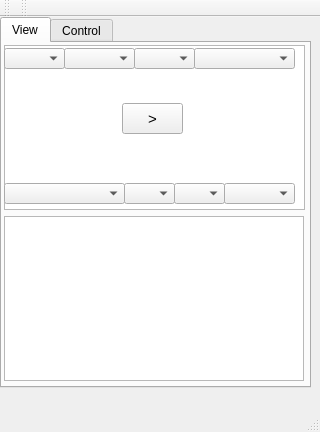
Above: mainwindow.ui from klangobjekte/CameraRemote before the change. Below: the same form after it.
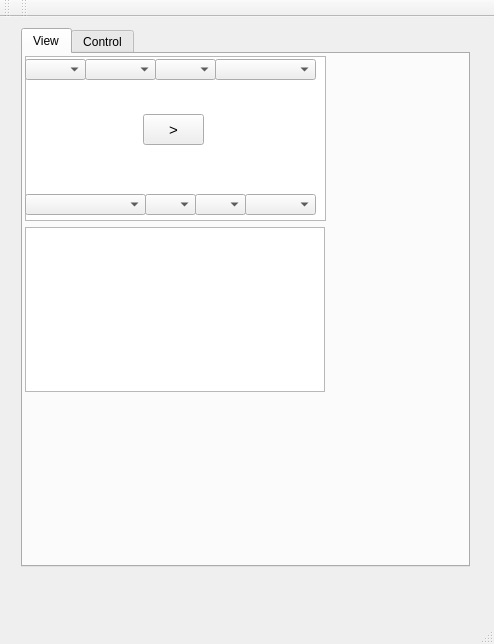
That is the form after the change.

```diff
--- a/mainwindow.ui
+++ b/mainwindow.ui
@@ -6,8 +6,8 @@
    <rect>
     <x>0</x>
     <y>0</y>
-    <width>320</width>
-    <height>432</height>
+    <width>494</width>
+    <height>644</height>
    </rect>
   </property>
   <property name="sizePolicy">
@@ -26,15 +26,18 @@
      <verstretch>0</verstretch>
     </sizepolicy>
    </property>
+   <widget class="QWidget" name="verticalLayoutWidget">
+    <property name="geometry">
+     <rect>
+      <x>10</x>
+      <y>0</y>
+      <width>471</width>
+      <height>581</height>
+     </rect>
+    </property>
+    <layout class="QVBoxLayout" name="verticalLayout">
+     <item>
    <widget class="QTabWidget" name="View">
-    <property name="geometry">
-     <rect>
-      <x>0</x>
-      <y>0</y>
-      <width>311</width>
-      <height>371</height>
-     </rect>
-    </property>
     <property name="currentIndex">
      <number>0</number>
     </property>
@@ -614,6 +617,22 @@
      </widget>
     </widget>
    </widget>
+     </item>
+     <item>
+      <spacer name="horizontalSpacer">
+       <property name="orientation">
+        <enum>Qt::Horizontal</enum>
+       </property>
+       <property name="sizeHint" stdset="0">
+        <size>
+         <width>40</width>
+         <height>20</height>
+        </size>
+       </property>
+      </spacer>
+     </item>
+    </layout>
+   </widget>
   </widget>
   <widget class="QMenuBar" name="menuBar">
    <property name="geometry">
```
Left out of the diff: 2 changed lines with no effect on the pictures. Lines whose indentation alone changed are shown as unchanged.
